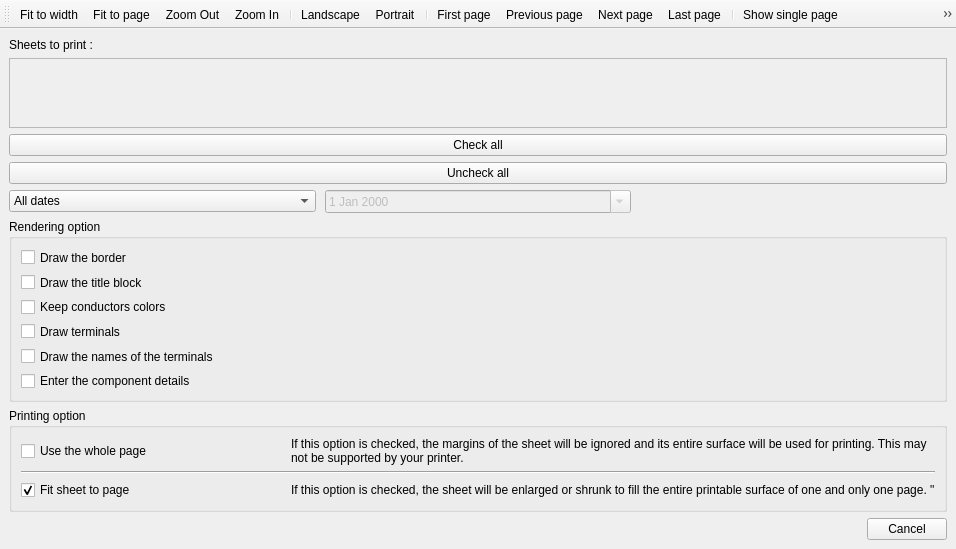
Old version of the form sources/print/projectprintwindow.ui in the repository qelectrotech/qelectrotech-source-mirror.
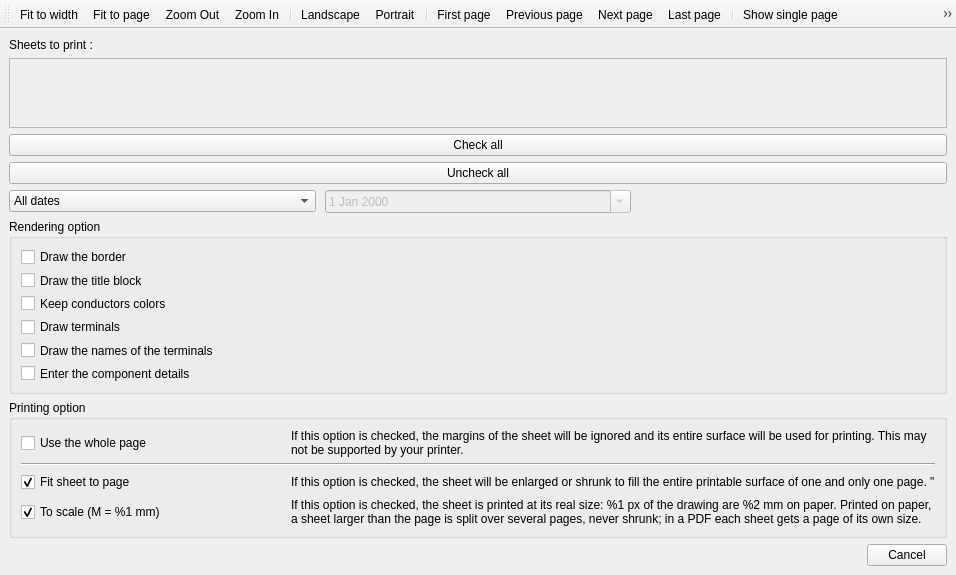
New version of the form. Icons and pictures are not drawn.

Commit message: Add a millimetre drawing scale with the IEC 61082-1 module M

What changed in the file:
```diff
--- a/sources/print/projectprintwindow.ui
+++ b/sources/print/projectprintwindow.ui
@@ -221,6 +221,26 @@
          </property>
         </widget>
        </item>
+       <item row="4" column="0">
+        <widget class="QCheckBox" name="m_to_scale_cb">
+         <property name="text">
+          <string>To scale (M = %1 mm)</string>
+         </property>
+         <property name="checked">
+          <bool>true</bool>
+         </property>
+        </widget>
+       </item>
+       <item row="4" column="1">
+        <widget class="QLabel" name="m_to_scale_label">
+         <property name="text">
+          <string>If this option is checked, the sheet is printed at its real size: %1 px of the drawing are %2 mm on paper. Printed on paper, a sheet larger than the page is split over several pages, never shrunk; in a PDF each sheet gets a page of its own size.</string>
+         </property>
+         <property name="wordWrap">
+          <bool>true</bool>
+         </property>
+        </widget>
+       </item>
        <item row="0" column="0">
         <widget class="QCheckBox" name="m_use_full_page_cb">
          <property name="text">
```
The commit also changes 60 other files.
